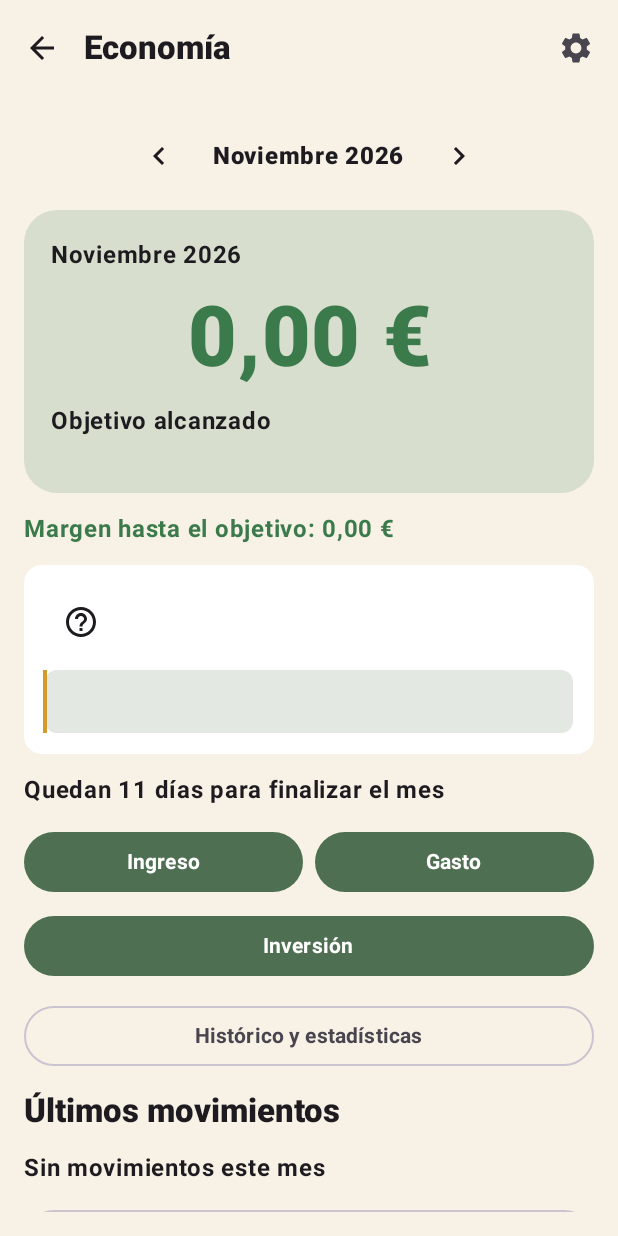
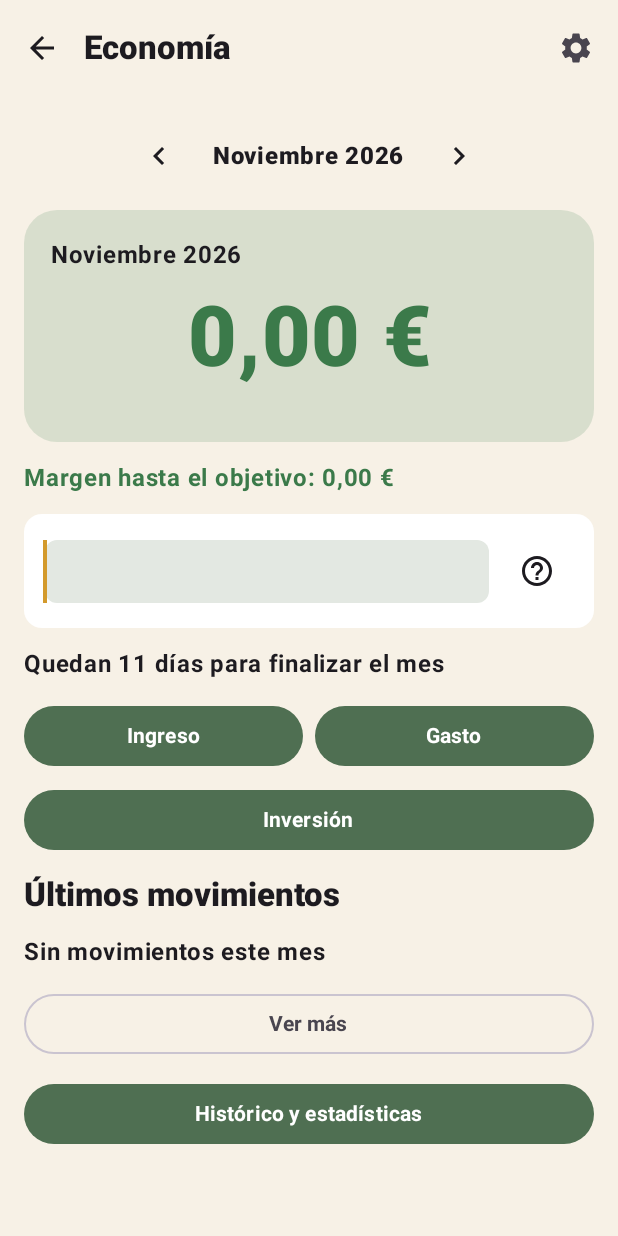
Before and after one commit to danisanchezadev/domestic, an Android app built with Jetpack Compose: the composable EconomyScreen shown on its own in the app's theme, on a phone screen of 412 x 824 dp. Run offline under Robolectric (Android 15) with nearby library versions, the phone set to English and light mode, and no system bars; our stand-ins replace Dagger/Hilt's generated code, Room's generated code.

Commit message:
Revisión economía, meses futuros, botón histórico

```diff
--- a/app/src/main/java/com/majyd/casa/ui/economy/EconomyScreen.kt
+++ b/app/src/main/java/com/majyd/casa/ui/economy/EconomyScreen.kt
@@ -142,6 +142,7 @@ fun EconomyScreen(onBack: () -> Unit, viewModel: EconomyViewModel = hiltViewMode
     val expense = totals.expenseCents
     val investment = totals.investmentCents
     val balance = totals.liquidityCents
+    val isFutureMonth = isFutureEconomyMonth(month, YearMonth.from(today))
     val daysRemaining = month.lengthOfMonth() - today.dayOfMonth + 1
     val status = when { balance >= state.target.targetCents -> Color(0xFF3B7A4A); balance >= state.target.minimumCents -> Color(0xFFD39A2C); balance >= 0L -> Color(0xFFD66A24); else -> Color(0xFFC44646) }
     Scaffold(
@@ -151,19 +152,19 @@ fun EconomyScreen(onBack: () -> Unit, viewModel: EconomyViewModel = hiltViewMode
         EconomyBackground {
             LazyColumn(Modifier.fillMaxSize().padding(padding).padding(16.dp), verticalArrangement = Arrangement.spacedBy(12.dp)) {
             item { Row(Modifier.fillMaxWidth(), horizontalArrangement = Arrangement.Center, verticalAlignment = Alignment.CenterVertically) { IconButton(onClick = { selectedMonth = selectedMonth.minusMonths(1) }) { Icon(Icons.Filled.ChevronLeft, "Mes anterior") }; Text(EconomyViewModel.formatMonth(month), Modifier.clickable { showPeriodPicker = true }.padding(horizontal = 12.dp), fontWeight = FontWeight.ExtraBold, maxLines = 1, overflow = TextOverflow.Ellipsis); IconButton(onClick = { selectedMonth = selectedMonth.plusMonths(1) }) { Icon(Icons.Filled.ChevronRight, "Mes siguiente") } } }
-            item { EconomyMonthlySummary(month, balance, income, expense, investment, state.target.targetCents, state.target.minimumCents, status, movementsLoaded) }
-            if (movementsLoaded) {
+            item { if (isFutureMonth) EconomyFutureSummary(month) else EconomyMonthlySummary(month, balance, income, expense, investment, status, movementsLoaded) }
+            if (movementsLoaded && !isFutureMonth) {
                 item { Text("Margen hasta el objetivo: ${EconomyViewModel.formatCents(balance - state.target.targetCents)}", Modifier.fillMaxWidth(), fontWeight = FontWeight.Bold, color = status) }
                 item { EconomyLiquidityBar(income, balance, state.target.targetCents, state.target.minimumCents, status, onHelp = { showLiquidityHelp = true }) }
             }
             if (month == YearMonth.from(today)) item { Text("Quedan $daysRemaining días para finalizar el mes", Modifier.fillMaxWidth(), fontWeight = FontWeight.Bold) }
             item { EconomyEntryButtons(onSelect = { entryType = it }) }
-            item { OutlinedButton(onClick = { showHistory = true }, Modifier.fillMaxWidth()) { Text("Histórico y estadísticas", fontWeight = FontWeight.Bold) } }
             item { Text("Últimos movimientos", style = MaterialTheme.typography.titleLarge, fontWeight = FontWeight.ExtraBold) }
             if (!movementsLoaded) item { Text("Cargando movimientos…", fontWeight = FontWeight.Bold) }
             else if (latestMovements.isEmpty()) item { Text("Sin movimientos este mes", fontWeight = FontWeight.Bold) }
             else items(latestMovements) { movement -> MovementRow(movement, state.categories, onEdit = { editing = movement }, onDelete = { pendingDelete = movement }) }
             item { OutlinedButton(onClick = { movementsInitialMonth = month; movementsFromHistory = false; showMovements = true }, Modifier.fillMaxWidth()) { Text("Ver más", fontWeight = FontWeight.Bold) } }
+            item { Button(onClick = { showHistory = true }, Modifier.fillMaxWidth()) { Text("Histórico y estadísticas", fontWeight = FontWeight.Bold) } }
             }
         }
     }
@@ -181,14 +182,13 @@ fun EconomyScreen(onBack: () -> Unit, viewModel: EconomyViewModel = hiltViewMode
     if (showPeriodPicker) EconomyPeriodPickerDialog(month, onDismiss = { showPeriodPicker = false }, onSelected = { selectedMonth = it; showPeriodPicker = false })
     if (showLiquidityHelp) EconomyLiquidityHelpDialog(onDismiss = { showLiquidityHelp = false })
 }
+internal fun isFutureEconomyMonth(selected: YearMonth, current: YearMonth): Boolean = selected > current
+
 @Composable
 private fun EconomyLiquidityBar(income: Long, balance: Long, target: Long, minimum: Long, status: Color, onHelp: () -> Unit) {
     Card(colors = CardDefaults.cardColors(containerColor = MaterialTheme.colorScheme.surface)) {
-        Column(Modifier.fillMaxWidth().padding(14.dp), verticalArrangement = Arrangement.spacedBy(8.dp)) {
-            Row(Modifier.fillMaxWidth(), verticalAlignment = Alignment.CenterVertically, horizontalArrangement = Arrangement.SpaceBetween) {
-                IconButton(onClick = onHelp) { Icon(Icons.Filled.HelpOutline, "Ayuda sobre liquidez") }
-            }
-            Canvas(Modifier.fillMaxWidth().height(42.dp)) {
+        Row(Modifier.fillMaxWidth().padding(14.dp), verticalAlignment = Alignment.CenterVertically, horizontalArrangement = Arrangement.spacedBy(8.dp)) {
+            Canvas(Modifier.weight(1f).height(42.dp)) {
                 val safeIncome = income.coerceAtLeast(1L).toFloat()
                 val positiveScale = (balance.coerceAtLeast(0L).toFloat() / safeIncome).coerceIn(0f, 1f)
                 val negativeScale = EconomyCalculations.negativeLiquidityScale(balance)
@@ -204,15 +204,9 @@ private fun EconomyLiquidityBar(income: Long, balance: Long, target: Long, minim
                     drawRoundRect(Color(0xFFC44646), size = androidx.compose.ui.geometry.Size(size.width * negativeScale, size.height), cornerRadius = androidx.compose.ui.geometry.CornerRadius(12f, 12f))
                 }
             }
+            IconButton(onClick = onHelp) { Icon(Icons.Filled.HelpOutline, "Ayuda sobre liquidez") }
         }
     }
-}
-
-private fun balanceLabel(balance: Long, target: Long, minimum: Long): String = when {
-    balance < 0L -> "Liquidez negativa"
-    balance >= target -> "Objetivo alcanzado"
-    balance >= minimum -> "Mínimo aceptable alcanzado"
-    else -> "Por debajo del mínimo"
 }
 
 @Composable
@@ -222,8 +216,6 @@ private fun EconomyMonthlySummary(
     income: Long,
     expense: Long,
     investment: Long,
-    target: Long,
-    minimum: Long,
     status: Color,
     loaded: Boolean,
 ) {
@@ -234,11 +226,27 @@ private fun EconomyMonthlySummary(
                 Box(Modifier.fillMaxWidth()) {
                     AdaptiveMoneyText(EconomyViewModel.formatCents(balance), status)
                 }
-                Text(balanceLabel(balance, target, minimum), Modifier.padding(horizontal = 18.dp), fontWeight = FontWeight.Bold)
                 EconomySummaryAmounts(income, expense, investment, Modifier.padding(horizontal = 18.dp))
             } else {
                 Text("Cargando movimientos…", Modifier.padding(horizontal = 18.dp), fontWeight = FontWeight.Bold)
             }
+        }
+    }
+}
+
+@Composable
+private fun EconomyFutureSummary(month: YearMonth) {
+    Card(
+        colors = CardDefaults.cardColors(containerColor = MaterialTheme.colorScheme.surfaceVariant),
+        shape = RoundedCornerShape(22.dp),
+    ) {
+        Column(
+            Modifier.fillMaxWidth().padding(22.dp),
+            horizontalAlignment = Alignment.CenterHorizontally,
+            verticalArrangement = Arrangement.spacedBy(8.dp),
+        ) {
+            Text(EconomyViewModel.formatMonth(month), fontWeight = FontWeight.ExtraBold, fontSize = 20.sp)
+            Text("Este mes todavía no ha comenzado", fontWeight = FontWeight.Bold, textAlign = TextAlign.Center)
         }
     }
 }
@@ -298,7 +306,7 @@ private fun SummaryAmount(label: String, amount: Long, color: Color, modifier: M
 internal fun EconomyEntryButtons(onSelect: (EconomyMovementType) -> Unit) {
     BoxWithConstraints(Modifier.fillMaxWidth()) {
         val fontScale = LocalDensity.current.fontScale
-        val oneColumn = maxWidth < 360.dp || fontScale > 1.25f
+        val oneColumn = fontScale > 1.25f
         val twoRows = !oneColumn && maxWidth < 480.dp
         if (oneColumn) {
             Column(Modifier.fillMaxWidth(), verticalArrangement = Arrangement.spacedBy(8.dp)) {
```
Also changed, not shown: app/src/main/java/com/majyd/casa/ui/economy/EconomyHistoryScreen.kt (+93 -2 lines), 1 other file.
